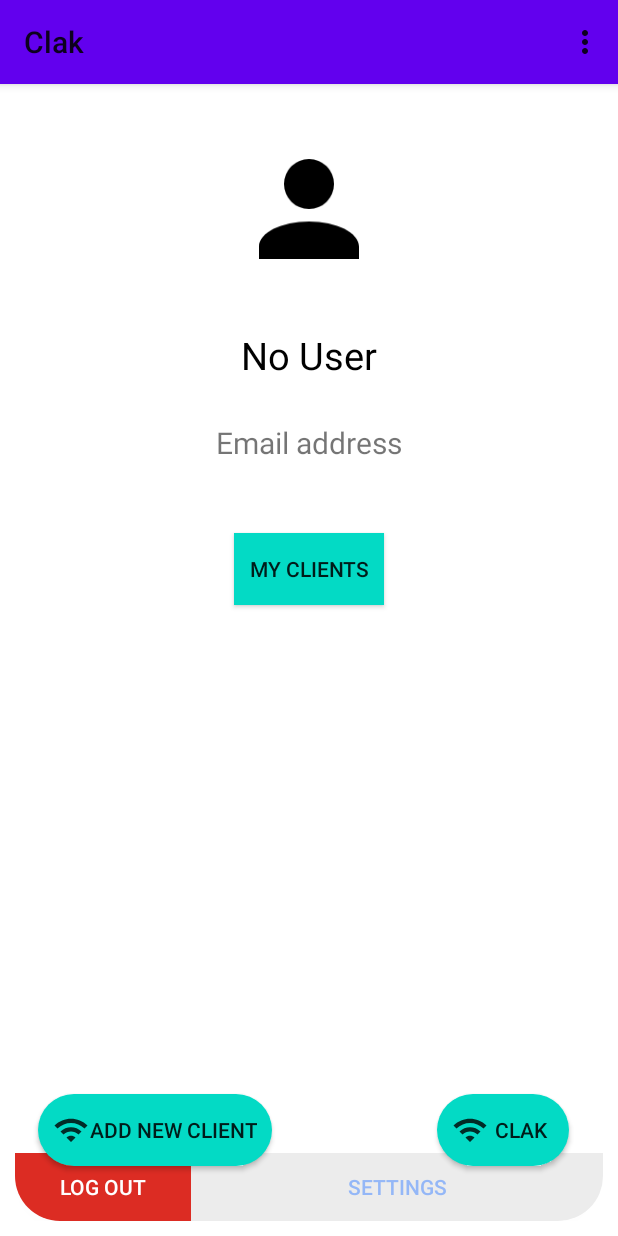
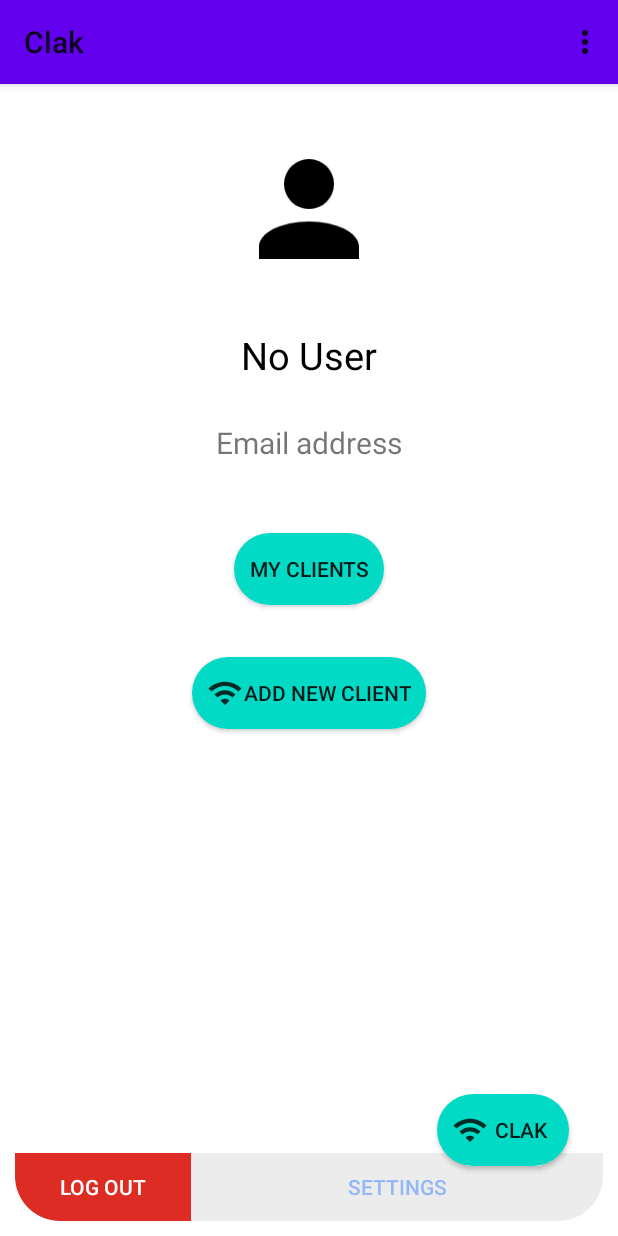
Before and after one commit to AdamPanag/clak, an Android app: the OrganizationMainActivity screen opened directly, with no data from a screen before it, on a phone screen of 412 x 824 dp. Run offline under Robolectric (Android 15) with nearby library versions, the phone set to English and light mode, and no system bars; our stand-ins replace Firebase (no records; nobody signed in at launch, a user with empty details on screens opened directly).

Commit message:
Fix design for the OTP way of clak-ing with pop-ups
OTP means One Time Password

```diff
--- a/app/build.gradle
+++ b/app/build.gradle
@@ -47,6 +47,8 @@ dependencies {
     implementation 'androidx.navigation:navigation-ui:2.1.0'
     implementation 'android.arch.paging:runtime:1.0.1'
 
+    implementation 'com.chaos.view:pinview:1.4.2'
+
     testImplementation 'junit:junit:4.12'
     androidTestImplementation 'androidx.test.ext:junit:1.1.1'
     androidTestImplementation 'androidx.test.espresso:espresso-core:3.2.0'
--- a/app/src/main/AndroidManifest.xml
+++ b/app/src/main/AndroidManifest.xml
@@ -28,6 +28,10 @@
             </intent-filter>
         </activity>
         <activity android:name=".CustomerMainActivity" />
+        <activity android:name=".AddClientActivity"
+            android:theme="@style/AppTheme.ClakCodeOrgTheme" />
+        <activity android:name=".SendClakActivity"
+            android:theme="@style/AppTheme.ClakCodeCustTheme" />
     </application>
 
 </manifest>
--- a/app/src/main/res/layout/activity_organization_main.xml
+++ b/app/src/main/res/layout/activity_organization_main.xml
@@ -76,20 +76,32 @@
         app:layout_constraintVertical_bias="0.94" />
 
     <Button
+        android:id="@+id/my_clients_btn"
+        android:layout_width="wrap_content"
+        android:layout_height="wrap_content"
+        android:background="@drawable/connect_btn_background"
+        android:paddingHorizontal="10dp"
+        android:text="@string/my_clients"
+        app:layout_constraintBottom_toBottomOf="parent"
+        app:layout_constraintEnd_toEndOf="parent"
+        app:layout_constraintStart_toStartOf="parent"
+        app:layout_constraintTop_toBottomOf="@+id/email"
+        app:layout_constraintVertical_bias="0.1" />
+
+    <Button
         android:id="@+id/addNewClientButton"
         android:layout_width="wrap_content"
         android:layout_height="wrap_content"
-        android:layout_weight="1"
         android:background="@drawable/connect_btn_background"
         android:drawableLeft="@drawable/ic_connect_clak"
         android:paddingHorizontal="10dp"
         android:text="Add new Client"
+
         app:layout_constraintBottom_toBottomOf="parent"
         app:layout_constraintEnd_toEndOf="parent"
-        app:layout_constraintHorizontal_bias="0.1"
         app:layout_constraintStart_toStartOf="parent"
-        app:layout_constraintTop_toTopOf="parent"
-        app:layout_constraintVertical_bias="0.94" />
+        app:layout_constraintTop_toBottomOf="@+id/my_clients_btn"
+        app:layout_constraintVertical_bias="0.093" />
 
     <GridLayout
         android:id="@+id/gridLayout"
@@ -129,17 +141,5 @@
 
     </GridLayout>
 
-    <Button
-        android:id="@+id/my_clients_btn"
-        android:layout_width="wrap_content"
-        android:layout_height="wrap_content"
-        android:background="@color/colorAccent"
-        android:paddingHorizontal="10dp"
-        android:text="@string/my_clients"
-        app:layout_constraintBottom_toBottomOf="parent"
-        app:layout_constraintEnd_toEndOf="parent"
-        app:layout_constraintStart_toStartOf="parent"
-        app:layout_constraintTop_toBottomOf="@+id/email"
-        app:layout_constraintVertical_bias="0.1" />
 
 </androidx.constraintlayout.widget.ConstraintLayout>
--- a/app/src/main/res/values/colors.xml
+++ b/app/src/main/res/values/colors.xml
@@ -19,6 +19,7 @@
     <color name="violet">#9a32f0</color>
     <color name="pink">#fb4c69</color>
     <color name="yellow">#f4e139</color>
+    <color name="Cyan">#00FFFF</color>
 
     <color name="galleryBg">#212121</color>
 
--- a/app/src/main/res/values/styles.xml
+++ b/app/src/main/res/values/styles.xml
@@ -17,5 +17,14 @@
 
     <style name="AppTheme.PopupOverlay" parent="ThemeOverlay.AppCompat.Light" />
 
+    <style name="AppTheme.ClakCodeOrgTheme">
+        <item name="pinViewStyle">@style/PinWidget.PinView</item>>
+        <item name="android:windowIsTranslucent">true</item>
+        <item name="android:windowCloseOnTouchOutside">true</item>
+    </style>
+    <style name="AppTheme.ClakCodeCustTheme">
+        <item name="android:windowIsTranslucent">true</item>
+        <item name="android:windowCloseOnTouchOutside">true</item>
+    </style>
 
 </resources>
--- a/build.gradle
+++ b/build.gradle
@@ -17,6 +17,7 @@ buildscript {
     }
 }
 
+
 allprojects {
     repositories {
         google()
```
Also changed, not shown: app/src/main/res/layout/activity_customer_main.xml (+14 -0 lines), app/src/main/res/layout/enter_clak_password.xml (added, +65 -0 lines), app/src/main/res/layout/generate_clak_password.xml (added, +57 -0 lines).
